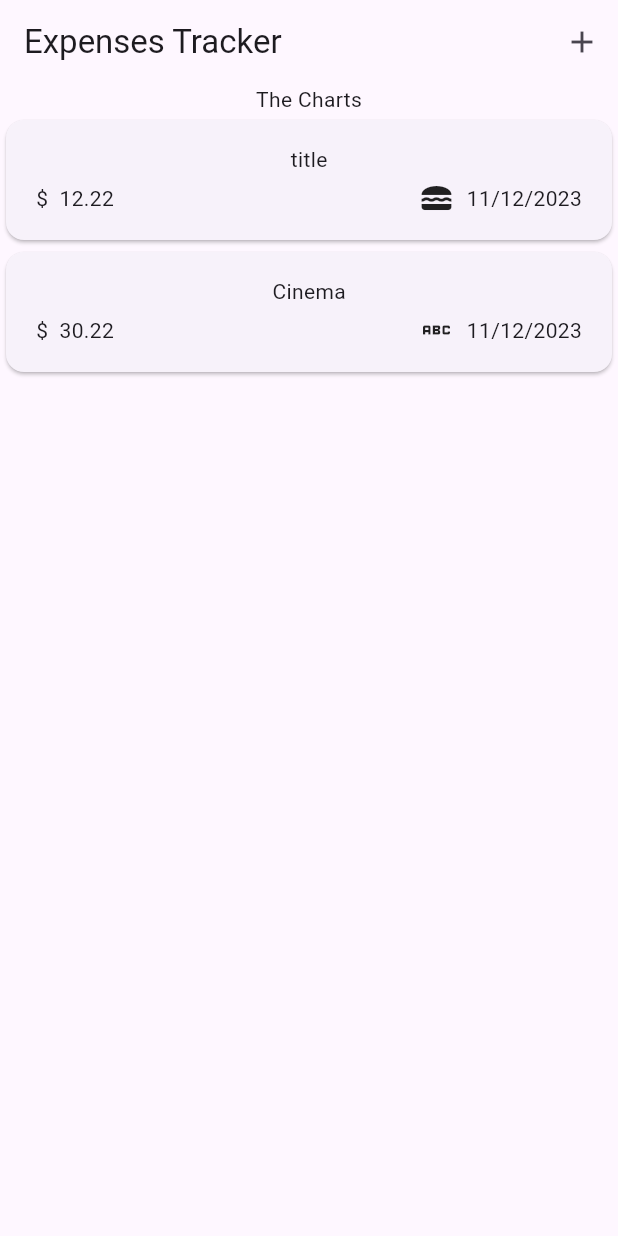
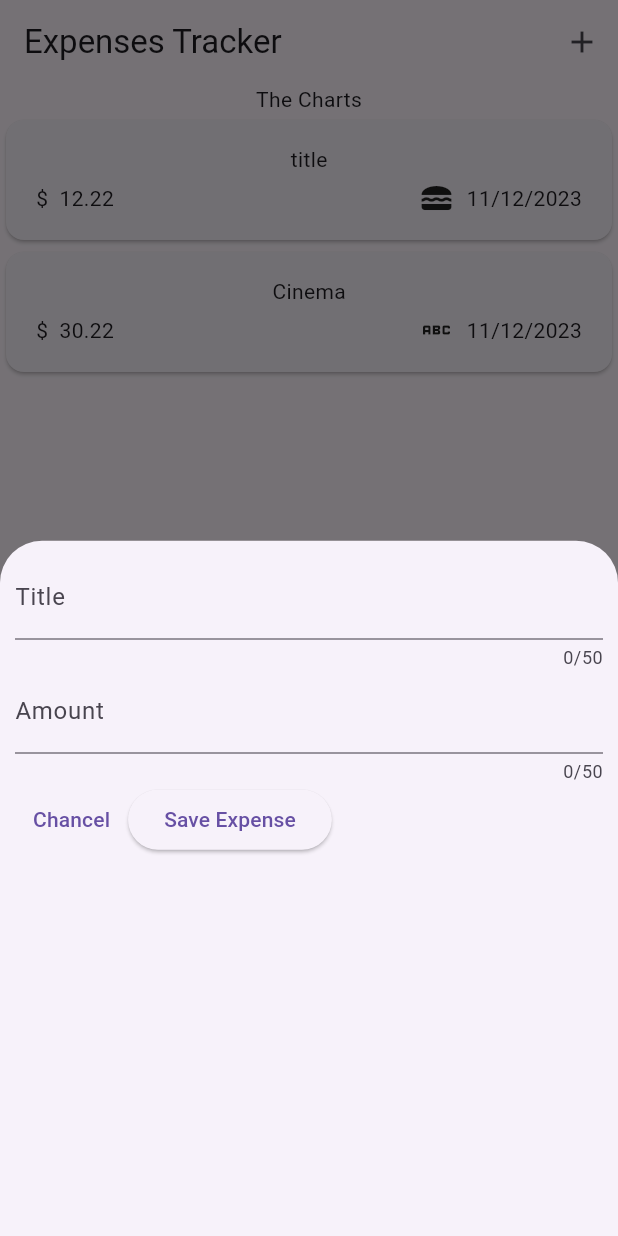
Before and after one commit to vasanthmn1/flutter1, a Flutter app: the screen it shows after launch, after a tap on the "add" icon, on a phone screen of 412 x 824 dp. Run offline on Flutter 3.47's test engine with Material 2 defaults, Android fonts, the phone set to English and light mode, and no system bars; our stand-ins replace google_fonts.

Commit message:
text input title and amount ui design

```diff
--- a/expenses_tracker/lib/widgets/expenses.dart
+++ b/expenses_tracker/lib/widgets/expenses.dart
@@ -1,5 +1,6 @@
 import 'package:expenses_tracker/widgets/expenses_list/expenses_list.dart';
 import 'package:expenses_tracker/models/expense.dart';
+import 'package:expenses_tracker/widgets/new_expense.dart';
 import 'package:flutter/material.dart';
 
 class Expenses extends StatefulWidget {
@@ -23,13 +24,25 @@
         category: Category.leisure),
   ];
 
+  void _openAddExpenseOverlay(ctx) {
+    showModalBottomSheet(
+        context: context,
+        builder: (ctx) {
+          return const NewExpense();
+        });
+  }
+
   @override
   Widget build(BuildContext context) {
     return Scaffold(
       // toolbar topBar
-      appBar: AppBar(
-          title: const Text("Expenses Tracker"),
-          actions: [IconButton(onPressed: () {}, icon: const Icon(Icons.add))]),
+      appBar: AppBar(title: const Text("Expenses Tracker"), actions: [
+        IconButton(
+            onPressed: () {
+              _openAddExpenseOverlay(context);
+            },
+            icon: const Icon(Icons.add))
+      ]),
       body: Column(children: [
         const Text("The Charts"),
         // list of expenses
--- /dev/null
+++ b/expenses_tracker/lib/widgets/new_expense.dart
@@ -0,0 +1,58 @@
+import 'package:flutter/material.dart';
+
+class NewExpense extends StatefulWidget {
+  const NewExpense({super.key});
+
+  @override
+  State<NewExpense> createState() => _NewExpenseState();
+}
+
+class _NewExpenseState extends State<NewExpense> {
+  // control text input
+  final _titleController = TextEditingController();
+  final _amountController = TextEditingController();
+  @override
+  void dispose() {
+    super.dispose();
+    _titleController.dispose();
+    _amountController.dispose();
+  }
+
+  @override
+  Widget build(BuildContext context) {
+    return Padding(
+      padding: const EdgeInsets.all(10),
+      child: Column(
+        children: [
+          TextField(
+            controller: _titleController,
+            // onChanged: _saveTitleInput,
+            maxLength: 50,
+            decoration: const InputDecoration(label: Text("Title")),
+          ),
+          TextField(
+            controller: _amountController,
+            keyboardType: TextInputType.number,
+            maxLength: 50,
+            decoration:
+                const InputDecoration(label: Text("Amount"), prefixText: '\$'),
+          ),
+          Row(
+            children: [
+              TextButton(
+                  onPressed: () {
+                    Navigator.pop(context);
+                  },
+                  child: const Text("Chancel")),
+              ElevatedButton(
+                  onPressed: () {
+                    print(_titleController.text);
+                  },
+                  child: const Text("Save Expense"))
+            ],
+          )
+        ],
+      ),
+    );
+  }
+}
```
